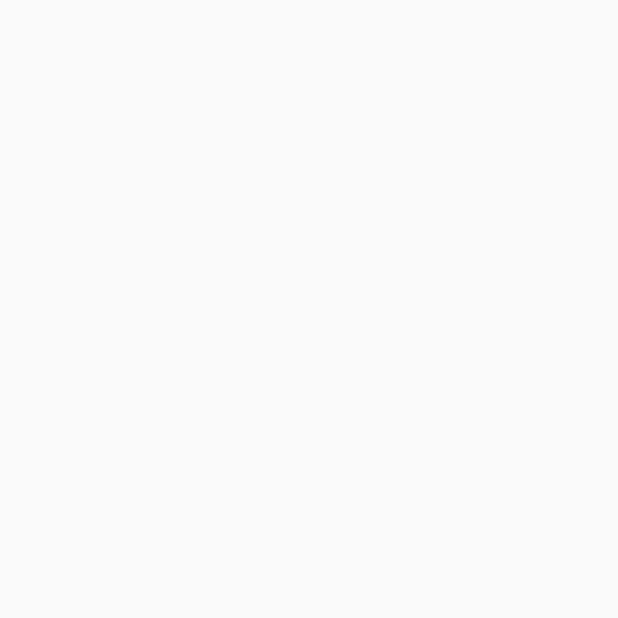
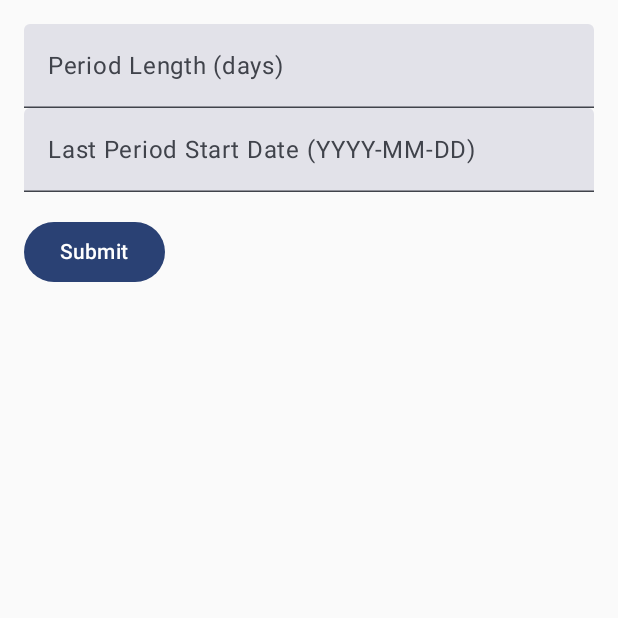
Before and after one commit to EJ-Snowden/MyPeriodApp, an Android app built with Jetpack Compose: the screen it shows after launch (MainActivity), on a phone screen of 412 x 824 dp, the top half of it. Before the commit the part shown is empty. Run offline under Robolectric (Android 15) with nearby library versions, the phone set to English and light mode, and no system bars; our stand-ins replace Dagger/Hilt's generated code.

Commit message:
Implemented ui screens and provided PeriodViewModel

```diff
--- a/app/build.gradle.kts
+++ b/app/build.gradle.kts
@@ -2,6 +2,7 @@ plugins {
     alias(libs.plugins.androidApplication)
     alias(libs.plugins.jetbrainsKotlinAndroid)
     id("kotlin-kapt")
+    id("dagger.hilt.android.plugin")
 }
 
 android {
@@ -62,6 +63,8 @@ dependencies {
     implementation(libs.androidx.material3)
     implementation(libs.androidx.room.runtime)
     kapt(libs.androidx.room.compiler)
+    implementation(libs.androidx.hilt.navigation.compose)
+    implementation(libs.androidx.room.ktx)
     implementation(libs.hilt.android)
     kapt(libs.hilt.compiler)
     implementation(libs.kotlinx.coroutines.core)
--- a/app/src/main/AndroidManifest.xml
+++ b/app/src/main/AndroidManifest.xml
@@ -3,6 +3,7 @@
     xmlns:tools="http://schemas.android.com/tools">
 
     <application
+        android:name=".MyPeriodApp"
         android:allowBackup="true"
         android:dataExtractionRules="@xml/data_extraction_rules"
         android:fullBackupContent="@xml/backup_rules"
@@ -19,7 +20,6 @@
             android:theme="@style/Theme.MyPeriod">
             <intent-filter>
                 <action android:name="android.intent.action.MAIN" />
-
                 <category android:name="android.intent.category.LAUNCHER" />
             </intent-filter>
         </activity>
--- a/app/src/main/java/com/example/myperiod/MainActivity.kt
+++ b/app/src/main/java/com/example/myperiod/MainActivity.kt
@@ -3,13 +3,7 @@ package com.example.myperiod
 import android.os.Bundle
 import androidx.activity.ComponentActivity
 import androidx.activity.compose.setContent
-import androidx.compose.foundation.layout.fillMaxSize
-import androidx.compose.material3.MaterialTheme
-import androidx.compose.material3.Surface
-import androidx.compose.material3.Text
-import androidx.compose.runtime.Composable
-import androidx.compose.ui.Modifier
-import androidx.compose.ui.tooling.preview.Preview
+import com.example.myperiod.ui.SetupScreen
 import com.example.myperiod.ui.theme.MyPeriodTheme
 import dagger.hilt.android.AndroidEntryPoint
 
@@ -18,6 +12,12 @@ class MainActivity : ComponentActivity() {
     override fun onCreate(savedInstanceState: Bundle?) {
         super.onCreate(savedInstanceState)
         setContent {
+            MyPeriodTheme {
+                SetupScreen { periodLength, lastPeriodDate ->
+                    // Handle period length and last period date input, or navigate to the next screen
+                    // Logic to store these values or proceed can be added here
+                }
+            }
         }
     }
 }
--- a/app/src/main/java/com/example/myperiod/ui/SetupScreen.kt
+++ b/app/src/main/java/com/example/myperiod/ui/SetupScreen.kt
@@ -1,4 +1,52 @@
 package com.example.myperiod.ui
 
-class SetupScreen {
+import androidx.compose.foundation.layout.*
+import androidx.compose.material3.*
+import androidx.compose.runtime.*
+import androidx.compose.ui.Alignment
+import androidx.compose.ui.Modifier
+import androidx.compose.ui.text.input.TextFieldValue
+import androidx.compose.ui.unit.dp
+import java.time.LocalDate
+
+@Composable
+fun SetupScreen(onSubmit: (Int, LocalDate) -> Unit) {
+    var periodLength by remember { mutableStateOf(TextFieldValue("")) }
+    var lastPeriodDate by remember { mutableStateOf(TextFieldValue("")) }
+
+    Column(
+        modifier = Modifier
+            .fillMaxWidth()
+            .padding(16.dp)
+    ) {
+        TextField(
+            value = periodLength,
+            onValueChange = { periodLength = it },
+            label = { Text("Period Length (days)") },
+            modifier = Modifier.fillMaxWidth()
+        )
+
+        TextField(
+            value = lastPeriodDate,
+            onValueChange = { lastPeriodDate = it },
+            label = { Text("Last Period Start Date (YYYY-MM-DD)") },
+            modifier = Modifier.fillMaxWidth()
+        )
+
+        Button(
+            onClick = {
+                val length = periodLength.text.toIntOrNull()
+                val date = runCatching { LocalDate.parse(lastPeriodDate.text) }.getOrNull()
+
+                if (length != null && date != null) {
+                    onSubmit(length, date)
+                } else {
+                    // Handle invalid input if needed
+                }
+            },
+            modifier = Modifier.padding(top = 16.dp)
+        ) {
+            Text("Submit")
+        }
+    }
 }
--- a/build.gradle.kts
+++ b/build.gradle.kts
@@ -2,4 +2,5 @@
 plugins {
     alias(libs.plugins.androidApplication) apply false
     alias(libs.plugins.jetbrainsKotlinAndroid) apply false
+    id("com.google.dagger.hilt.android") version "2.48" apply false
 }
```
Also changed, not shown: app/src/main/java/com/example/myperiod/repository/PeriodRepository.kt (+21 -0 lines), app/src/main/java/com/example/myperiod/ui/CalendarScreen.kt (+34 -1 lines), app/src/main/java/com/example/myperiod/ui/SettingsScreen.kt (+39 -1 lines), app/src/main/java/com/example/myperiod/ui/viewmodel/PeriodViewModel.kt (added, +60 -0 lines), gradle/libs.versions.toml (+8 -1 lines).
